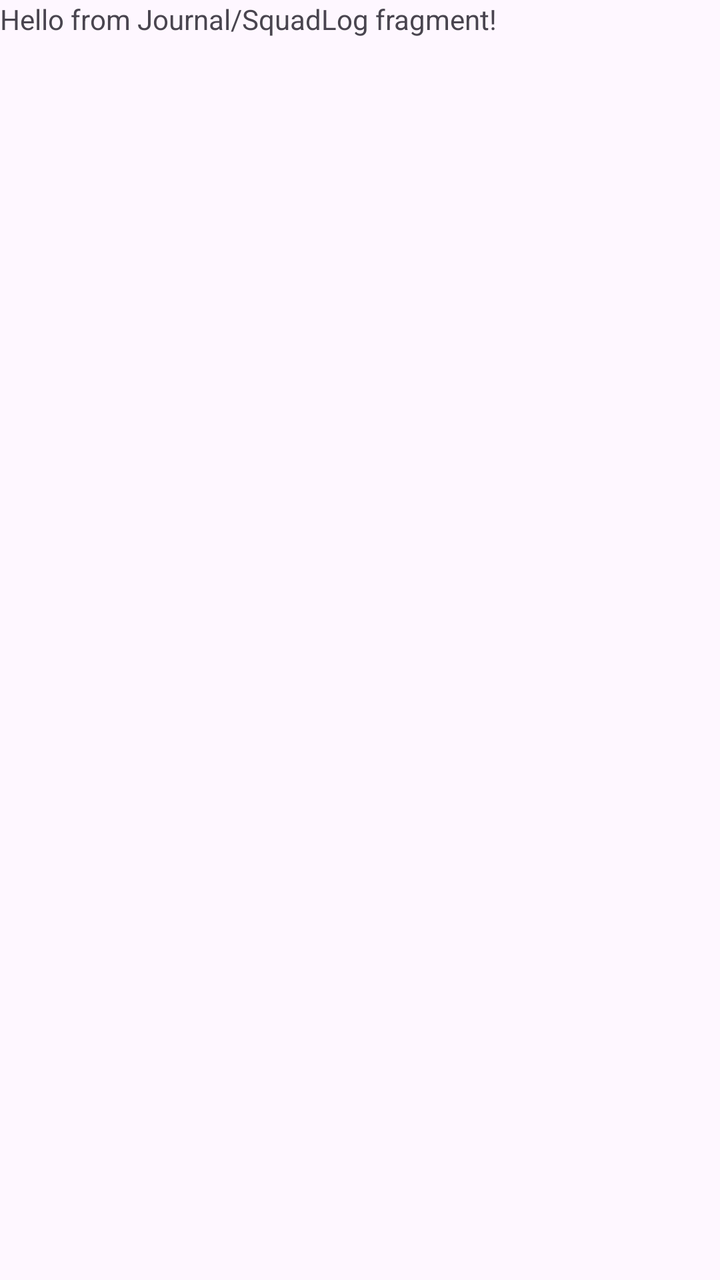
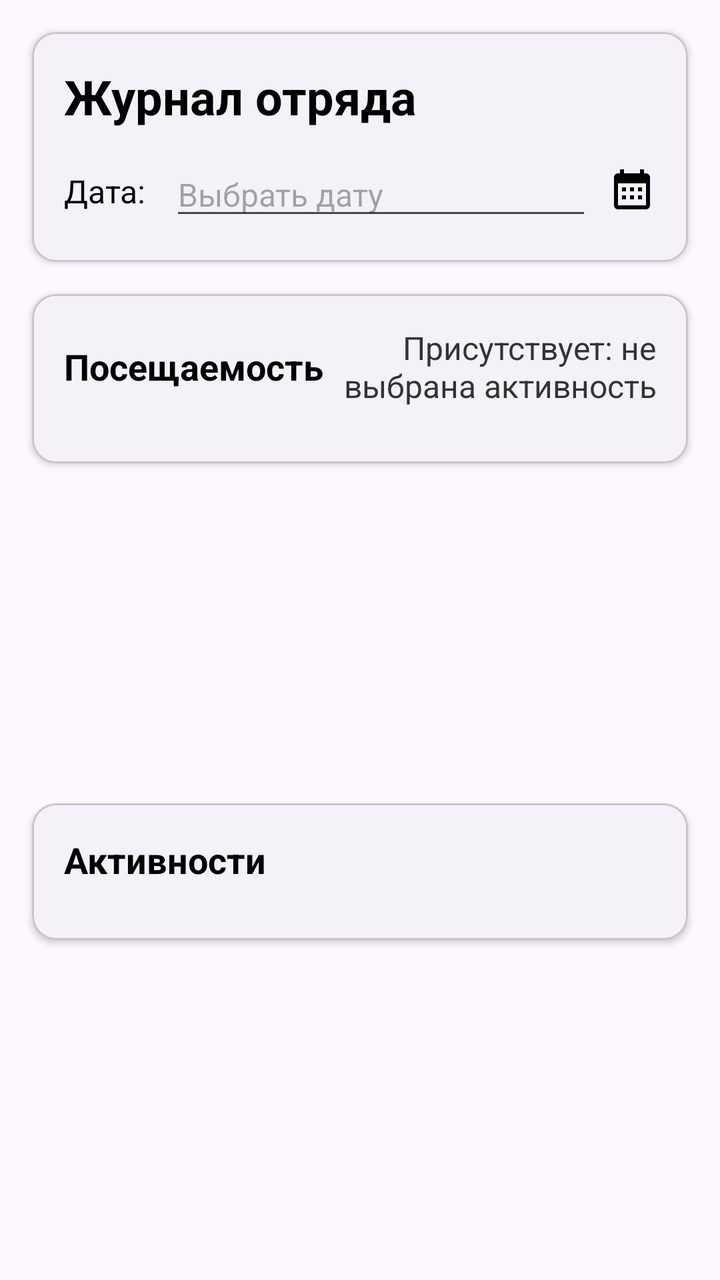

Before-and-after screenshots of an Android layout around one commit, followed by the original layout XML and the change that was made.
<!-- AndroidManifest.xml: application theme Theme.CAMPUS -->
<!-- res/layout/fragment_squad_log.xml -->
<?xml version="1.0" encoding="utf-8"?>
<FrameLayout xmlns:android="http://schemas.android.com/apk/res/android"
    xmlns:tools="http://schemas.android.com/tools"
    android:layout_width="match_parent"
    android:layout_height="match_parent"
    tools:context=".squad_log.SquadLogFragment">

    
    <TextView
        android:layout_width="match_parent"
        android:layout_height="match_parent"
        android:text="Hello from Journal/SquadLog fragment!" />

</FrameLayout>
<!-- resources referenced by this layout -->
<resources>
  <style name="Theme.CAMPUS" parent="Base.Theme.CAMPUS" />
  <style name="Base.Theme.CAMPUS" parent="Theme.Material3.Light.NoActionBar">
          <item name="colorSurface">#FFFFFF</item>        
          <item name="colorOnSurface">#000000</item>      
          <item name="colorOnSurfaceVariant">#333333</item> 
      </style>
</resources>

<!-- the commit's change to res/layout/fragment_squad_log.xml (unified diff, before → after) -->
@@ -1,14 +1,188 @@
 <?xml version="1.0" encoding="utf-8"?>
-<FrameLayout xmlns:android="http://schemas.android.com/apk/res/android"
+<androidx.constraintlayout.widget.ConstraintLayout xmlns:android="http://schemas.android.com/apk/res/android"
+    xmlns:app="http://schemas.android.com/apk/res-auto"
     xmlns:tools="http://schemas.android.com/tools"
     android:layout_width="match_parent"
     android:layout_height="match_parent"
     tools:context=".squad_log.SquadLogFragment">
 
     
-    <TextView
+    <com.google.android.material.card.MaterialCardView
+        android:id="@+id/header_card"
         android:layout_width="match_parent"
-        android:layout_height="match_parent"
-        android:text="Hello from Journal/SquadLog fragment!" />
+        android:layout_height="wrap_content"
+        android:layout_margin="16dp"
+        app:cardCornerRadius="12dp"
+        app:cardElevation="2dp"
+        app:layout_constraintTop_toTopOf="parent"
+        app:layout_constraintStart_toStartOf="parent"
+        app:layout_constraintEnd_toEndOf="parent">
 
-</FrameLayout>
+        <LinearLayout
+            android:layout_width="match_parent"
+            android:layout_height="wrap_content"
+            android:orientation="vertical"
+            android:padding="16dp">
+
+            <TextView
+                android:layout_width="wrap_content"
+                android:layout_height="wrap_content"
+                android:text="@string/journal_title"
+                android:textSize="24sp"
+                android:textStyle="bold"
+                android:textColor="?attr/colorOnSurface" />
+
+            <LinearLayout
+                android:layout_width="match_parent"
+                android:layout_height="wrap_content"
+                android:orientation="horizontal"
+                android:gravity="center_vertical"
+                android:layout_marginTop="12dp">
+
+                <TextView
+                    android:layout_width="wrap_content"
+                    android:layout_height="wrap_content"
+                    android:text="@string/filter_date_label"
+                    android:textSize="16sp"
+                    android:textColor="?attr/colorOnSurface"
+                    android:layout_marginEnd="12dp" />
+
+                <com.google.android.material.textfield.MaterialAutoCompleteTextView
+                    android:id="@+id/date_picker"
+                    android:layout_width="0dp"
+                    android:layout_height="wrap_content"
+                    android:layout_weight="1"
+                    android:hint="@string/select_date_hint"
+                    android:inputType="none"
+                    android:textSize="16sp" />
+
+                <ImageView
+                    android:id="@+id/calendar_icon"
+                    android:layout_width="24dp"
+                    android:layout_height="24dp"
+                    android:layout_marginStart="8dp"
+                    android:src="@drawable/ic_calendar"
+                    android:contentDescription="@string/calendar_icon_desc" />
+
+            </LinearLayout>
+        </LinearLayout>
+    </com.google.android.material.card.MaterialCardView>
+
+    
+    <ProgressBar
+        android:id="@+id/progress_bar"
+        android:layout_width="wrap_content"
+        android:layout_height="wrap_content"
+        android:visibility="gone"
+        app:layout_constraintTop_toBottomOf="@id/header_card"
+        app:layout_constraintStart_toStartOf="parent"
+        app:layout_constraintEnd_toEndOf="parent"
+        android:layout_marginTop="32dp" />
+
+    <View
+        android:id="@+id/loading_overlay"
+        android:layout_width="match_parent"
+        android:layout_height="0dp"
+        android:background="#80FFFFFF"
+        android:visibility="gone"
+        android:clickable="true"
+        app:layout_constraintTop_toBottomOf="@id/header_card"
+        app:layout_constraintBottom_toBottomOf="parent"
+        app:layout_constraintStart_toStartOf="parent"
+        app:layout_constraintEnd_toEndOf="parent" />
+
+    
+    <com.google.android.material.card.MaterialCardView
+        android:id="@+id/attendance_card"
+        android:layout_width="match_parent"
+        android:layout_height="wrap_content"
+        android:layout_margin="16dp"
+        app:cardCornerRadius="12dp"
+        app:cardElevation="2dp"
+        app:layout_constraintTop_toBottomOf="@id/header_card"
+        app:layout_constraintStart_toStartOf="parent"
+        app:layout_constraintEnd_toEndOf="parent">
+
+        <LinearLayout
+            android:layout_width="match_parent"
+            android:layout_height="wrap_content"
+            android:orientation="vertical"
+            android:padding="16dp">
+
+            
+            <LinearLayout
+                android:layout_width="match_parent"
+                android:layout_height="wrap_content"
+                android:orientation="horizontal"
+                android:gravity="center_vertical">
+
+                <TextView
+                    android:layout_width="wrap_content"
+                    android:layout_height="wrap_content"
+                    android:text="@string/attendance_title"
+                    android:textSize="18sp"
+                    android:textStyle="bold"
+                    android:textColor="?attr/colorOnSurface" />
+
+                <TextView
+                    android:id="@+id/attendance_count_text"
+                    android:layout_width="0dp"
+                    android:layout_height="wrap_content"
+                    android:layout_weight="1"
+                    android:gravity="end"
+                    android:text="@string/attendance_not_selected"
+                    android:textSize="16sp"
+                    android:textColor="?attr/colorOnSurfaceVariant" />
+
+            </LinearLayout>
+
+            
+            <androidx.recyclerview.widget.RecyclerView
+                android:id="@+id/children_recycler_view"
+                android:layout_width="match_parent"
+                android:layout_height="wrap_content"
+                android:layout_marginTop="12dp"
+                android:nestedScrollingEnabled="false" />
+
+        </LinearLayout>
+    </com.google.android.material.card.MaterialCardView>
+
+    
+    <com.google.android.material.card.MaterialCardView
+        android:id="@+id/activities_card"
+        android:layout_width="match_parent"
+        android:layout_height="wrap_content"
+        android:layout_margin="16dp"
+        app:cardCornerRadius="12dp"
+        app:cardElevation="2dp"
+        app:layout_constraintTop_toBottomOf="@id/attendance_card"
+        app:layout_constraintBottom_toBottomOf="parent"
+        app:layout_constraintStart_toStartOf="parent"
+        app:layout_constraintEnd_toEndOf="parent">
+
+        <LinearLayout
+            android:layout_width="match_parent"
+            android:layout_height="match_parent"
+            android:orientation="vertical"
+            android:padding="16dp">
+
+            <TextView
+                android:layout_width="wrap_content"
+                android:layout_height="wrap_content"
+                android:text="@string/activities_title"
+                android:textSize="18sp"
+                android:textStyle="bold"
+                android:textColor="?attr/colorOnSurface" />
+
+            <androidx.recyclerview.widget.RecyclerView
+                android:id="@+id/events_recycler_view"
+                android:layout_width="match_parent"
+                android:layout_height="wrap_content"
+                android:layout_weight="1"
+                android:layout_marginTop="12dp"
+                android:nestedScrollingEnabled="false" />
+
+        </LinearLayout>
+    </com.google.android.material.card.MaterialCardView>
+
+</androidx.constraintlayout.widget.ConstraintLayout>
<!-- resource entries referenced after the edit -->
@@ -1,5 +1,23 @@
 <!-- resources referenced by this layout -->
 <resources>
+  <!-- drawable ic_calendar (drawable) -->
+  <?xml version="1.0" encoding="utf-8"?>
+  <vector xmlns:android="http://schemas.android.com/apk/res/android"
+      android:width="24dp"
+      android:height="24dp"
+      android:viewportWidth="24"
+      android:viewportHeight="24">
+      <path
+          android:fillColor="?attr/colorOnSurface"
+          android:pathData="M19,3h-1V1h-2v2H8V1H6v2H5c-1.11,0 -2,0.9 -2,2v14c0,1.1 0.89,2 2,2h14c1.1,0 2,-0.9 2,-2V5c0,-1.1 -0.9,-2 -2,-2zm0,16H5V8h14v11zM9,10H7v2h2v-2zm4,0h-2v2h2v-2zm4,0h-2v2h2v-2zm-8,4H7v2h2v-2zm4,0h-2v2h2v-2zm4,0h-2v2h2v-2z"/>
+  </vector>
+  <string name="activities_title">Активности</string>
+  <string name="attendance_not_selected">Присутствует: не выбрана активность</string>
+  <string name="attendance_title">Посещаемость</string>
+  <string name="calendar_icon_desc">Календарь</string>
+  <string name="filter_date_label">Дата:</string>
+  <string name="journal_title">Журнал отряда</string>
+  <string name="select_date_hint">Выбрать дату</string>
   <style name="Theme.CAMPUS" parent="Base.Theme.CAMPUS" />
   <style name="Base.Theme.CAMPUS" parent="Theme.Material3.Light.NoActionBar">
           <item name="colorSurface">#FFFFFF</item>        
